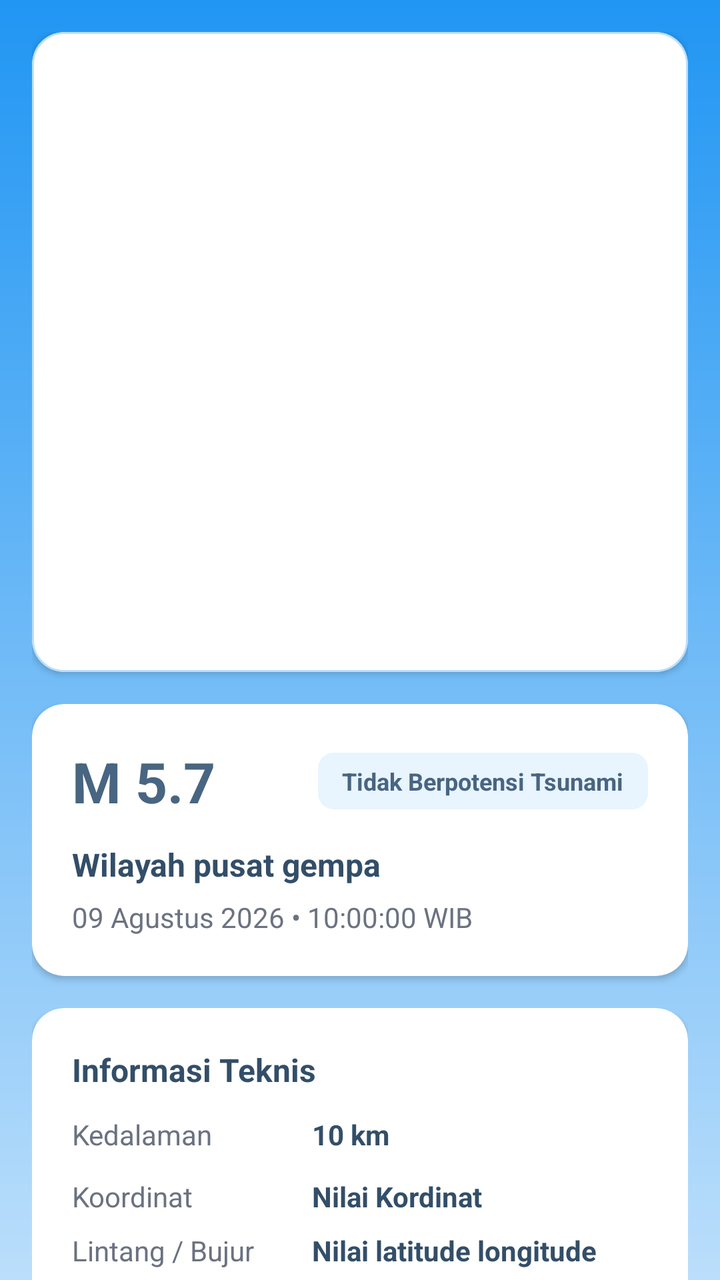
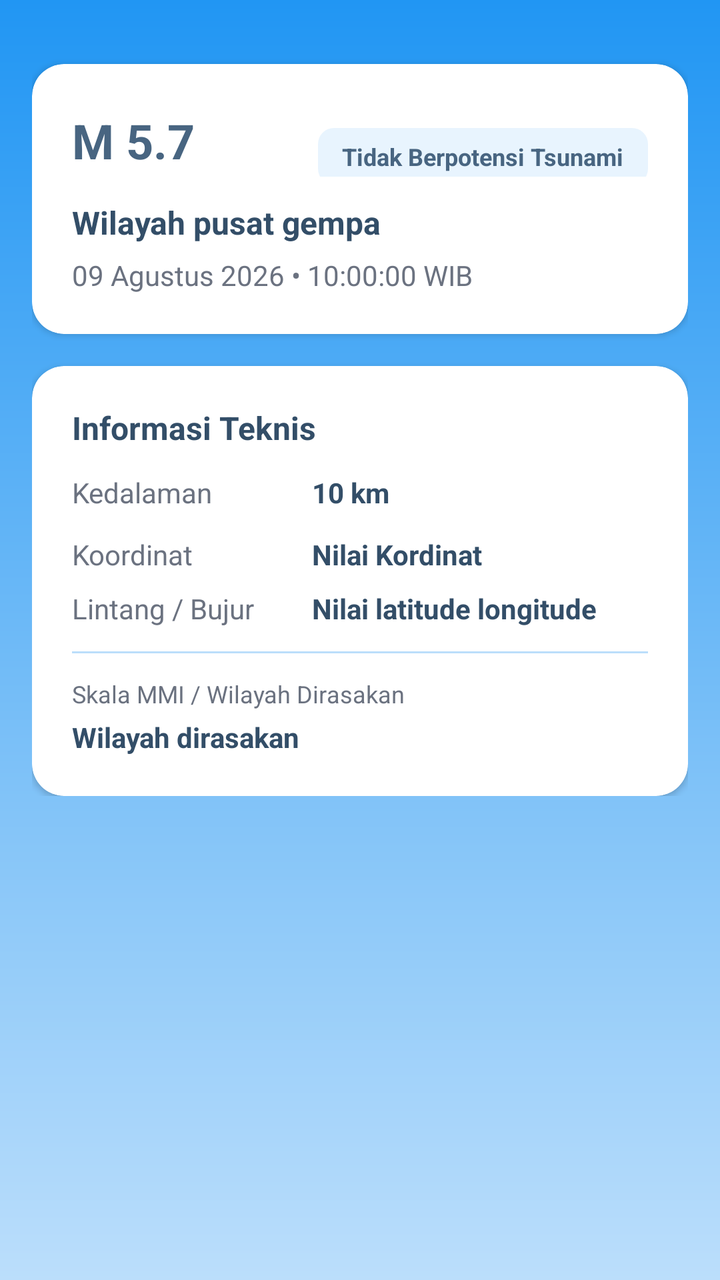

Compare the two renders of this Android layout. The source of the first and the diff that turns it into the second are given below.
<!-- AndroidManifest.xml: application theme Theme.Perbana -->
<!-- res/layout/activity_earthquake_detail.xml -->
<?xml version="1.0" encoding="utf-8"?>
<androidx.core.widget.NestedScrollView xmlns:android="http://schemas.android.com/apk/res/android"
    xmlns:app="http://schemas.android.com/apk/res-auto"
    xmlns:tools="http://schemas.android.com/tools"
    android:layout_width="match_parent"
    android:layout_height="match_parent"
    android:id="@+id/activity_earthquake_detail"
    tools:context=".presentation.earthquake.earthquake_detail.EarthquakeDetailActivity"
    android:background="@drawable/background_sunny">

    <LinearLayout
        android:layout_width="match_parent"
        android:layout_height="wrap_content"
        android:orientation="vertical"
        android:padding="16dp">

        <com.google.android.material.card.MaterialCardView
            android:layout_width="match_parent"
            android:layout_height="wrap_content"
            app:cardCornerRadius="16dp"
            app:cardElevation="2dp"
            app:strokeWidth="1dp"
            app:strokeColor="@color/surface_card"
            app:cardBackgroundColor="@color/white">

            <ImageView
                android:id="@+id/iv_detail_shakemap"
                android:layout_width="match_parent"
                android:layout_height="320dp"
                android:scaleType="centerCrop"
                android:contentDescription="Peta guncangan gempa"/>
        </com.google.android.material.card.MaterialCardView>

        <com.google.android.material.card.MaterialCardView
            android:layout_width="match_parent"
            android:layout_height="wrap_content"
            android:layout_marginTop="16dp"
            app:cardCornerRadius="16dp"
            app:cardElevation="2dp"
            app:strokeWidth="0dp"
            app:cardBackgroundColor="@color/white">

            <LinearLayout
                android:layout_width="match_parent"
                android:layout_height="wrap_content"
                android:orientation="vertical"
                android:padding="20dp">

                <LinearLayout
                    android:layout_width="match_parent"
                    android:layout_height="wrap_content"
                    android:orientation="horizontal"
                    android:gravity="center_vertical">

                    <TextView
                        android:id="@+id/tv_detail_magnitude"
                        android:layout_width="wrap_content"
                        android:layout_height="wrap_content"
                        android:text="M 5.7"
                        android:textColor="@color/accent_blue"
                        android:textStyle="bold"
                        android:textSize="28sp" />

                    <View
                        android:layout_width="0dp"
                        android:layout_height="0dp"
                        android:layout_weight="1"/>

                    <TextView
                        android:id="@+id/tv_detail_status"
                        android:layout_width="wrap_content"
                        android:layout_height="wrap_content"
                        android:background="@drawable/bg_badge_soft"
                        android:paddingHorizontal="12dp"
                        android:paddingVertical="6dp"
                        android:text="Tidak Berpotensi Tsunami"
                        android:textColor="@color/accent_blue"
                        android:textStyle="bold"
                        android:textSize="12sp"
                        />
                </LinearLayout>

                <TextView
                    android:id="@+id/tv_detail_region"
                    android:layout_width="match_parent"
                    android:layout_height="wrap_content"
                    android:layout_marginTop="12dp"
                    android:text="Wilayah pusat gempa"
                    android:textColor="@color/primary_text"
                    android:textSize="16sp"
                    android:textStyle="bold"/>

                <TextView
                    android:id="@+id/tv_detail_time"
                    android:layout_width="match_parent"
                    android:layout_height="wrap_content"
                    android:layout_marginTop="6dp"
                    android:text="09 Agustus 2026 • 10:00:00 WIB"
                    android:textColor="@color/text_gray"
                    android:textSize="14sp"/>
            </LinearLayout>
        </com.google.android.material.card.MaterialCardView>

        <com.google.android.material.card.MaterialCardView
            android:layout_width="match_parent"
            android:layout_height="wrap_content"
            android:layout_marginTop="16dp"
            app:cardCornerRadius="16dp"
            app:cardElevation="2dp"
            app:strokeWidth="0dp"
            app:cardBackgroundColor="@color/white">

            <LinearLayout
                android:layout_width="match_parent"
                android:layout_height="wrap_content"
                android:orientation="vertical"
                android:padding="20dp">

                <TextView
                    android:layout_width="wrap_content"
                    android:layout_height="wrap_content"
                    android:text="Informasi Teknis"
                    android:textColor="@color/primary_text"
                    android:textStyle="bold"
                    android:textSize="16sp" />

                <LinearLayout
                    android:layout_width="match_parent"
                    android:layout_height="wrap_content"
                    android:orientation="horizontal"
                    android:layout_marginTop="12dp">

                    <TextView
                        android:layout_width="120dp"
                        android:layout_height="wrap_content"
                        android:text="Kedalaman"
                        android:textColor="@color/text_gray" />

                    <TextView
                        android:id="@+id/tv_detail_depth"
                        android:layout_width="0dp"
                        android:layout_height="wrap_content"
                        android:layout_weight="1"
                        android:text="10 km"
                        android:textColor="@color/primary_text"
                        android:textStyle="bold" />
                </LinearLayout>

                <LinearLayout
                    android:layout_width="match_parent"
                    android:layout_height="wrap_content"
                    android:orientation="horizontal"
                    android:layout_marginTop="12dp">

                    <TextView
                        android:layout_width="120dp"
                        android:layout_height="wrap_content"
                        android:text="Koordinat"
                        android:textColor="@color/text_gray" />

                    <TextView
                        android:id="@+id/tv_detail_coordinat"
                        android:layout_width="0dp"
                        android:layout_height="wrap_content"
                        android:layout_weight="1"
                        android:text="Nilai Kordinat"
                        android:textColor="@color/primary_text"
                        android:textStyle="bold" />
                </LinearLayout>

                <LinearLayout
                    android:layout_width="match_parent"
                    android:layout_height="wrap_content"
                    android:orientation="horizontal"
                    android:layout_marginTop="8dp">

                    <TextView
                        android:layout_width="120dp"
                        android:layout_height="wrap_content"
                        android:text="Lintang / Bujur"
                        android:textColor="@color/text_gray" />

                    <TextView
                        android:id="@+id/tv_detail_latitude_longitude"
                        android:layout_width="0dp"
                        android:layout_height="wrap_content"
                        android:layout_weight="1"
                        android:text="Nilai latitude longitude"
                        android:textColor="@color/primary_text"
                        android:textStyle="bold" />
                </LinearLayout>

                <LinearLayout
                    android:id="@+id/ll_dirasakan_container"
                    android:layout_width="match_parent"
                    android:layout_height="wrap_content"
                    android:orientation="vertical"
                    android:layout_marginTop="12dp">

                    <View
                        android:layout_width="match_parent"
                        android:layout_height="1dp"
                        android:background="@color/surface_card"
                        android:layout_marginBottom="12dp"/>

                    <TextView
                        android:layout_width="match_parent"
                        android:layout_height="wrap_content"
                        android:text="Skala MMI / Wilayah Dirasakan"
                        android:textColor="@color/text_gray"
                        android:textSize="12sp"/>

                    <TextView
                        android:id="@+id/tv_detail_felt"
                        android:layout_width="match_parent"
                        android:layout_height="wrap_content"
                        android:layout_marginTop="4dp"
                        android:text="Wilayah dirasakan"
                        android:textColor="@color/primary_text"
                        android:textStyle="bold" />
                </LinearLayout>
            </LinearLayout>
        </com.google.android.material.card.MaterialCardView>
    </LinearLayout>

</androidx.core.widget.NestedScrollView>
<!-- resources referenced by this layout -->
<resources>
  <color name="accent_blue">#486581</color>
  <color name="primary_text">#334E68</color>
  <color name="surface_card">#BBDEFB</color>
  <color name="text_gray">#6B7280</color>
  <color name="white">#FFFFFFFF</color>
  <!-- drawable background_sunny (drawable) -->
  <?xml version="1.0" encoding="utf-8"?>
  <shape xmlns:android="http://schemas.android.com/apk/res/android" android:shape="rectangle">
      <gradient
          android:startColor="#2196F3"
          android:endColor="#BBDEFB"
          android:angle="270"/>
  </shape>
  <!-- drawable bg_badge_soft (drawable) -->
  <?xml version="1.0" encoding="utf-8"?>
  <shape xmlns:android="http://schemas.android.com/apk/res/android" android:shape="rectangle">
      <solid android:color="#1A2196F3"/>
      <corners android:radius="8dp"/>
  </shape>
  <style name="Theme.Perbana" parent="Base.Theme.Perbana" />
  <style name="Base.Theme.Perbana" parent="Theme.Material3.Light.NoActionBar">
          
          
      </style>
</resources>

<!-- the commit's change to res/layout/activity_earthquake_detail.xml (unified diff, before → after) -->
@@ -26,8 +26,8 @@
             <ImageView
                 android:id="@+id/iv_detail_shakemap"
                 android:layout_width="match_parent"
-                android:layout_height="320dp"
-                android:scaleType="centerCrop"
+                android:layout_height="wrap_content"
+                android:scaleType="center"
                 android:contentDescription="Peta guncangan gempa"/>
         </com.google.android.material.card.MaterialCardView>
 
@@ -59,7 +59,7 @@
                         android:text="M 5.7"
                         android:textColor="@color/accent_blue"
                         android:textStyle="bold"
-                        android:textSize="28sp" />
+                        android:textSize="24sp" />
 
                     <View
                         android:layout_width="0dp"
@@ -70,6 +70,7 @@
                         android:id="@+id/tv_detail_status"
                         android:layout_width="wrap_content"
                         android:layout_height="wrap_content"
+                        android:layout_marginTop="8dp"
                         android:background="@drawable/bg_badge_soft"
                         android:paddingHorizontal="12dp"
                         android:paddingVertical="6dp"
@@ -77,7 +78,8 @@
                         android:textColor="@color/accent_blue"
                         android:textStyle="bold"
                         android:textSize="12sp"
-                        />
+                        android:maxLines="3"
+                        android:ellipsize="end" />
                 </LinearLayout>
 
                 <TextView
